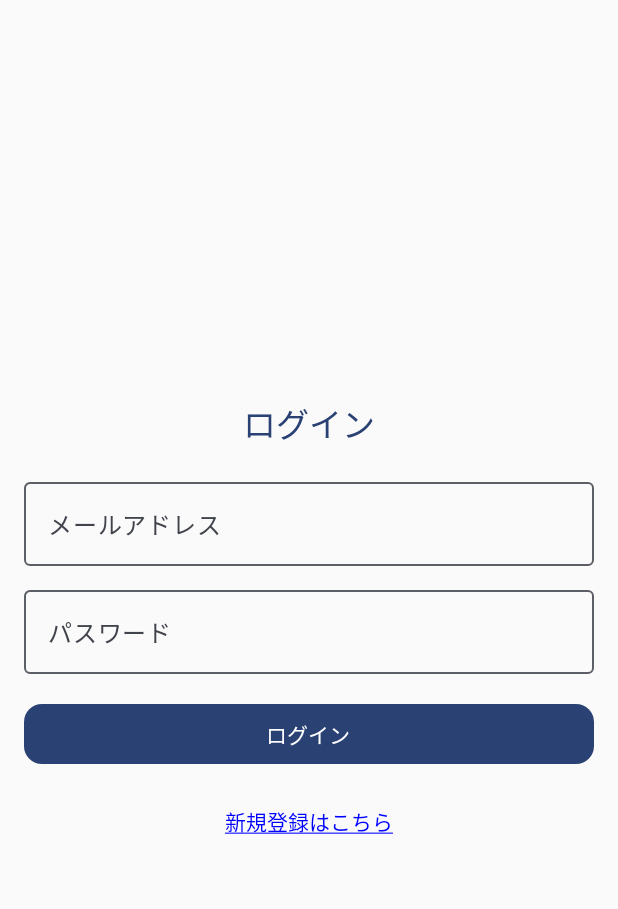
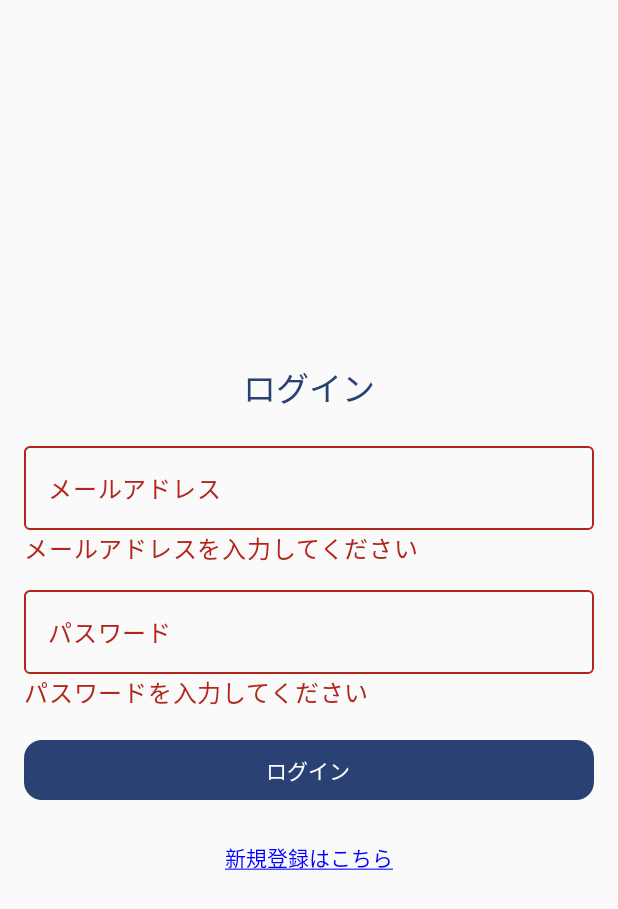
Before and after one commit to Nkot117/syncnote-client-android, an Android app built with Jetpack Compose: the screen it shows after launch (MainActivity), after a tap on "ログイン", on a phone screen of 412 x 824 dp. Shown: the top 909 px of the screen. Run offline under Robolectric (Android 15) with nearby library versions, the phone set to English and light mode, and no system bars; our stand-ins replace Dagger/Hilt's generated code.

Commit message:
バリデーション、ローディング表示を追加

```diff
--- a/app/src/main/java/com/nkot117/syncnoteclientapp/data/AuthResult.kt
+++ b/app/src/main/java/com/nkot117/syncnoteclientapp/data/AuthResult.kt
@@ -3,7 +3,7 @@ package com.nkot117.syncnoteclientapp.data
 
 sealed class AuthResult {
     data class Success(val userData: UserData) : AuthResult()
-    data class Failure(val errorBody: ErrorBody) : AuthResult()
+    data class Failure(val errorMessage: ErrorMessage) : AuthResult()
 }
 
 data class UserData(
@@ -12,6 +12,6 @@ data class UserData(
     val token: String
 )
 
-data class ErrorBody(
+data class ErrorMessage(
     val message: String
 )
--- a/app/src/main/java/com/nkot117/syncnoteclientapp/ui/login/LoginScreen.kt
+++ b/app/src/main/java/com/nkot117/syncnoteclientapp/ui/login/LoginScreen.kt
@@ -50,8 +50,10 @@ fun LoginScreen(
         verticalArrangement = Arrangement.Center,
         horizontalAlignment = Alignment.CenterHorizontally
     ) {
+        when (loginUiState) {
+            is LoginUiState.Ideal,
+            is LoginUiState.Error -> {
                 val focusManager = LocalFocusManager.current
-
                 Text(
                     text = "ログイン",
                     style = MaterialTheme.typography.titleLarge,
@@ -79,8 +81,18 @@ fun LoginScreen(
                             focusManager.moveFocus((FocusDirection.Next))
                         }
                     ),
+                    isError = inputFormData.errorMessage.containsKey("email"),
                     modifier = Modifier.fillMaxWidth()
                 )
+
+                if (inputFormData.errorMessage.containsKey("email")) {
+                    Text(
+                        text = inputFormData.errorMessage["email"] ?: "",
+                        style = MaterialTheme.typography.bodyLarge,
+                        color = MaterialTheme.colorScheme.error,
+                        modifier = Modifier.fillMaxWidth()
+                    )
+                }
 
                 Spacer(modifier = Modifier.height(8.dp))
 
@@ -104,8 +116,19 @@ fun LoginScreen(
                         }
                     ),
                     visualTransformation = PasswordVisualTransformation(),
+                    isError = inputFormData.errorMessage.containsKey("password"),
                     modifier = Modifier.fillMaxWidth(),
                 )
+
+                if (inputFormData.errorMessage.containsKey("password")) {
+                    Text(
+                        text = inputFormData.errorMessage["password"] ?: "",
+                        style = MaterialTheme.typography.bodyLarge,
+                        color = MaterialTheme.colorScheme.error,
+                        modifier = Modifier.fillMaxWidth()
+                    )
+                }
+
                 Spacer(modifier = Modifier.height(16.dp))
 
                 if (false) {
@@ -134,8 +157,23 @@ fun LoginScreen(
 
                 ClickableText(
                     text = AnnotatedString("新規登録はこちら"),
-            style = TextStyle(color = Color.Blue, textDecoration = TextDecoration.Underline),
+                    style = TextStyle(
+                        color = Color.Blue,
+                        textDecoration = TextDecoration.Underline
+                    ),
                     onClick = { }
                 )
             }
+
+            is LoginUiState.Loading -> {
+                CircularProgressIndicator()
             }
+
+            is LoginUiState.Success -> {
+                Text("ログイン成功")
+            }
+        }
+    }
+
+
+}
--- a/app/src/main/java/com/nkot117/syncnoteclientapp/ui/login/LoginUiState.kt
+++ b/app/src/main/java/com/nkot117/syncnoteclientapp/ui/login/LoginUiState.kt
@@ -1,6 +1,7 @@
 package com.nkot117.syncnoteclientapp.ui.login
 
 sealed interface LoginUiState {
+    data object Ideal : LoginUiState
     data object Loading : LoginUiState
     data object Success : LoginUiState
     data class Error(val message: String) : LoginUiState
--- a/app/src/main/java/com/nkot117/syncnoteclientapp/ui/login/LoginViewModel.kt
+++ b/app/src/main/java/com/nkot117/syncnoteclientapp/ui/login/LoginViewModel.kt
@@ -19,10 +19,10 @@ import javax.inject.Inject
 class LoginViewModel @Inject constructor(
     private val authRepository: AuthRepository
 ) : ViewModel() {
-    private val _uiState = MutableStateFlow<LoginUiState>(LoginUiState.Loading)
+    private val _uiState = MutableStateFlow<LoginUiState>(LoginUiState.Ideal)
     val uiState : StateFlow<LoginUiState> = _uiState.asStateFlow()
 
-    private val _loginFormData = MutableStateFlow(LoginFormData("", ""))
+    private val _loginFormData = MutableStateFlow(LoginFormData("", "", emptyMap()))
     val loginFormData : StateFlow<LoginFormData> = _loginFormData.asStateFlow()
 
     fun onEmailChanged(email: String) {
@@ -34,6 +34,10 @@ class LoginViewModel @Inject constructor(
     }
 
     fun onLoginClicked() {
+        if(!validateFormData(loginFormData.value)) {
+            return
+        }
+
         _uiState.value = LoginUiState.Loading
 
         viewModelScope.launch {
@@ -41,11 +45,33 @@ class LoginViewModel @Inject constructor(
             val result = authRepository.login(LoginData(email = loginData.email, password = loginData.password))
             if(result is AuthResult.Success) {
                 val data = result.userData
+                _uiState.value = LoginUiState.Success
                 Log.d("LoginViewModel", "onLoginClicked: $data")
             } else {
-                val data = (result as AuthResult.Failure).errorBody
+                val data = (result as AuthResult.Failure).errorMessage
+                _uiState.value = LoginUiState.Error(data.message)
                 Log.d("LoginViewModel", "onLoginClicked: ${data.message}")
             }
         }
     }
+
+    private fun validateFormData(loginData: LoginFormData): Boolean {
+        val email = loginData.email
+        val password = loginData.password
+        val errorMessage = mutableMapOf<String, String>()
+
+        _loginFormData.value = loginData.copy(errorMessage = emptyMap())
+
+        if(email.isEmpty()) {
+            errorMessage["email"] = "メールアドレスを入力してください"
+        }
+
+        if(password.isEmpty()) {
+            errorMessage["password"] = "パスワードを入力してください"
+        }
+
+        _loginFormData.value = loginFormData.value.copy(errorMessage = errorMessage)
+
+        return errorMessage.isEmpty()
+    }
 }
--- a/app/src/main/java/com/nkot117/syncnoteclientapp/ui/model/LoginFormData.kt
+++ b/app/src/main/java/com/nkot117/syncnoteclientapp/ui/model/LoginFormData.kt
@@ -2,5 +2,6 @@ package com.nkot117.syncnoteclientapp.ui.model
 
 data class LoginFormData(
     val email: String,
-    val password: String
+    val password: String,
+    val errorMessage: Map<String, String>
 )
```
Also changed, not shown: app/src/main/java/com/nkot117/syncnoteclientapp/data/AuthRepositoryImpl.kt (+5 -6 lines). Lines whose indentation alone changed are shown as unchanged.
